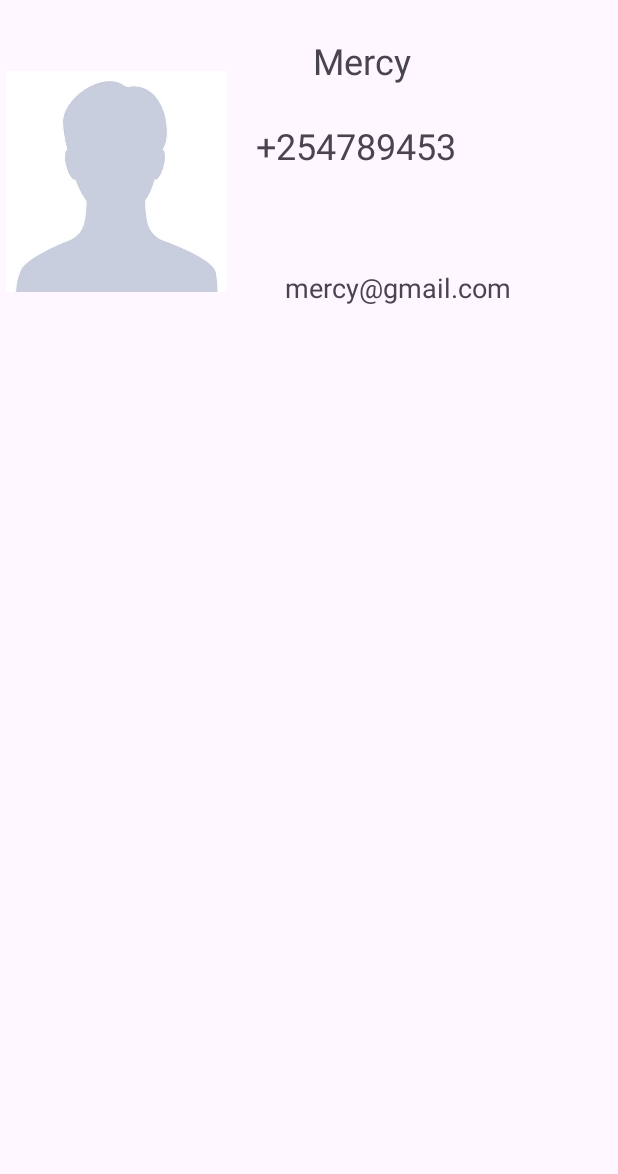
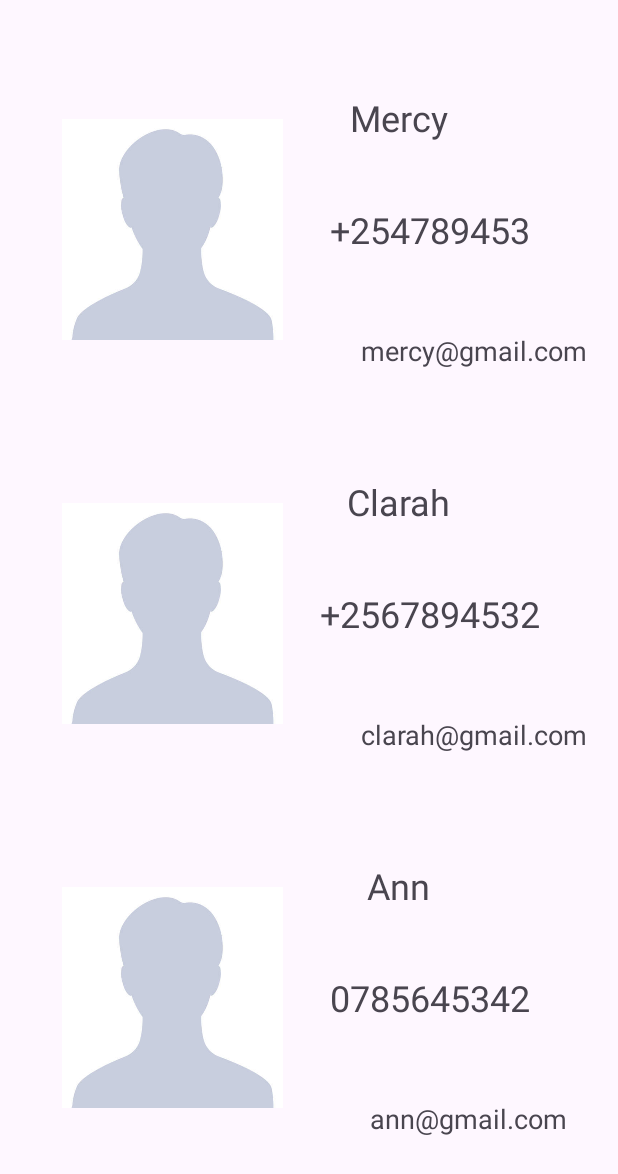
Before and after one commit to Rabecca-Chepkemboi/kt-contact-list, an Android app: the screen it shows after launch (MainActivity), on a phone screen of 412 x 824 dp. Shown: the top 1174 px of the screen. Run offline under Robolectric (Android 15) with nearby library versions, the phone set to English and light mode, and no system bars.

Commit message:
added more contacts

```diff
--- a/app/build.gradle
+++ b/app/build.gradle
@@ -30,6 +30,9 @@ android {
     kotlinOptions {
         jvmTarget = '1.8'
     }
+    buildFeatures{
+        viewBinding true
+    }
 }
 
 dependencies {
--- a/app/src/main/java/com/example/contactslist/ContactRVAdapter.kt
+++ b/app/src/main/java/com/example/contactslist/ContactRvAdapter.kt
@@ -1,30 +1,36 @@
 package com.example.contactslist
 
+import android.content.Intent
 import android.view.LayoutInflater
 import android.view.View
 import android.view.ViewGroup
 import android.widget.ImageView
 import android.widget.TextView
 import androidx.recyclerview.widget.RecyclerView
+import com.example.contactslist.ContactData
 
-class ContactRVAdapter (private val contactList: List<ContactData>) :
-RecyclerView.Adapter<ContactRVAdapter.ViewHolder>(){
+class  ContactRvAdapter(private val contactList: List<ContactData>) :
+    RecyclerView.Adapter<ContactRvAdapter.ViewHolder>() {
+
     inner class ViewHolder(view: View) : RecyclerView.ViewHolder(view)
-    override fun onCreateViewHolder(parent: ViewGroup, viewType: Int): ContactRVAdapter.ViewHolder {
+
+    override fun onCreateViewHolder(parent: ViewGroup, viewType: Int): ViewHolder {
         val view = LayoutInflater.from(parent.context)
             .inflate(R.layout.contact_list_item, parent, false)
         return ViewHolder(view)
+
     }
-    override fun onBindViewHolder(holder: ContactRVAdapter.ViewHolder, position: Int) {
+
+    override fun onBindViewHolder(holder: ViewHolder, position: Int) {
         val contact = contactList[position]
-//        var binding = holder.binding
+
         holder.itemView.findViewById<ImageView>(R.id.ivAvatar).setImageResource(contact.imageResId)
         holder.itemView.findViewById<TextView>(R.id.tvName).text = contact.firstName
         holder.itemView.findViewById<TextView>(R.id.tvEmail).text = contact.email
         holder.itemView.findViewById<TextView>(R.id.tvPhoneNumber).text = contact.phoneNumber
-//        picasso.get().load(contact.image).resize(80, 80).into(binding.ivContact)
-//            .centreCrop
+
     }
+
     override fun getItemCount(): Int{
         return contactList.size
     }
--- a/app/src/main/java/com/example/contactslist/MainActivity.kt
+++ b/app/src/main/java/com/example/contactslist/MainActivity.kt
@@ -23,6 +23,6 @@ class MainActivity : AppCompatActivity() {
         )
         val recyclerView = findViewById<RecyclerView>(R.id.rvContact)
         recyclerView.layoutManager = LinearLayoutManager(this)
-        recyclerView.adapter = ContactRVAdapter(contacts)
+        recyclerView.adapter = ContactRvAdapter(contacts)
     }
 }
--- a/app/src/main/res/layout/activity_main.xml
+++ b/app/src/main/res/layout/activity_main.xml
@@ -12,7 +12,6 @@
         android:layout_height="0dp"
         android:layout_marginTop="8dp"
         android:layout_marginEnd="1dp"
-        android:layout_marginBottom="1dp"
         app:layout_constraintBottom_toBottomOf="parent"
         app:layout_constraintEnd_toEndOf="parent"
         app:layout_constraintStart_toStartOf="parent"
--- a/app/src/main/res/layout/contact_list_item.xml
+++ b/app/src/main/res/layout/contact_list_item.xml
@@ -4,17 +4,17 @@
     xmlns:tools="http://schemas.android.com/tools"
     android:orientation="vertical"
     android:layout_width="match_parent"
-    android:layout_height="match_parent">
+    android:layout_height="wrap_content">
 
     <ImageView
         android:id="@+id/ivAvatar"
         android:layout_width="147dp"
         android:layout_height="222dp"
-        android:layout_marginStart="4dp"
-        android:layout_marginTop="2dp"
-        android:layout_marginEnd="260dp"
+        android:layout_marginStart="1dp"
+        android:layout_marginTop="34dp"
+        android:layout_marginEnd="200dp"
         app:layout_constraintEnd_toEndOf="parent"
-        app:layout_constraintHorizontal_bias="0.0"
+        app:layout_constraintHorizontal_bias="0.65"
         app:layout_constraintStart_toStartOf="parent"
         app:layout_constraintTop_toTopOf="parent"
         app:srcCompat="@drawable/avatar" />
@@ -23,13 +23,11 @@
         android:id="@+id/tvName"
         android:layout_width="wrap_content"
         android:layout_height="wrap_content"
-        android:layout_marginStart="61dp"
-        android:layout_marginTop="16dp"
-        android:layout_marginEnd="141dp"
-        android:layout_marginBottom="28dp"
+        android:layout_marginStart="43dp"
+        android:layout_marginTop="54dp"
+        android:layout_marginEnd="111dp"
         android:text="Chepkemboi"
         android:textSize="24sp"
-        app:layout_constraintBottom_toTopOf="@+id/tvPhoneNumber"
         app:layout_constraintEnd_toEndOf="parent"
         app:layout_constraintStart_toEndOf="@+id/ivAvatar"
         app:layout_constraintTop_toTopOf="parent" />
@@ -38,9 +36,9 @@
         android:id="@+id/tvPhoneNumber"
         android:layout_width="wrap_content"
         android:layout_height="wrap_content"
-        android:layout_marginStart="57dp"
-        android:layout_marginTop="24dp"
-        android:layout_marginEnd="145dp"
+        android:layout_marginStart="43dp"
+        android:layout_marginTop="42dp"
+        android:layout_marginEnd="69dp"
         android:text="07435678426"
         android:textSize="24sp"
         app:layout_constraintEnd_toEndOf="parent"
@@ -51,16 +49,12 @@
         android:id="@+id/tvEmail"
         android:layout_width="wrap_content"
         android:layout_height="wrap_content"
-        android:layout_marginStart="67dp"
-        android:layout_marginTop="40dp"
-        android:layout_marginEnd="135dp"
-        android:layout_marginBottom="564dp"
+        android:layout_marginStart="43dp"
+        android:layout_marginTop="52dp"
         android:text="chepkemboirabecca@gmail.com"
         android:textSize="18sp"
-        app:layout_constraintBottom_toBottomOf="parent"
         app:layout_constraintEnd_toEndOf="parent"
         app:layout_constraintHorizontal_bias="0.306"
         app:layout_constraintStart_toEndOf="@+id/ivAvatar"
-        app:layout_constraintTop_toBottomOf="@+id/tvPhoneNumber"
-        app:layout_constraintVertical_bias="0.322" />
+        app:layout_constraintTop_toBottomOf="@+id/tvPhoneNumber" />
 </androidx.constraintlayout.widget.ConstraintLayout>
```
Also changed, not shown: app/src/main/java/com/example/contactslist/AddContacts.kt (added, +11 -0 lines), app/src/main/res/layout/activity_add_contacts.xml (added, +59 -0 lines).
